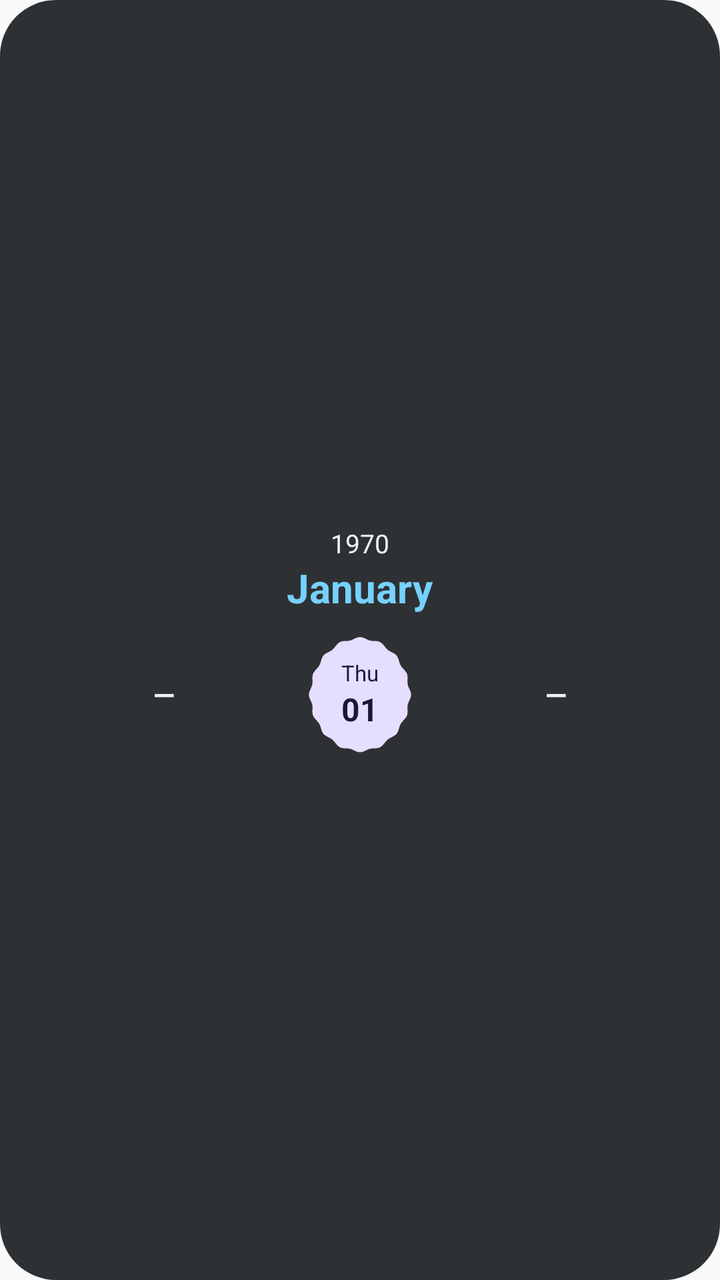
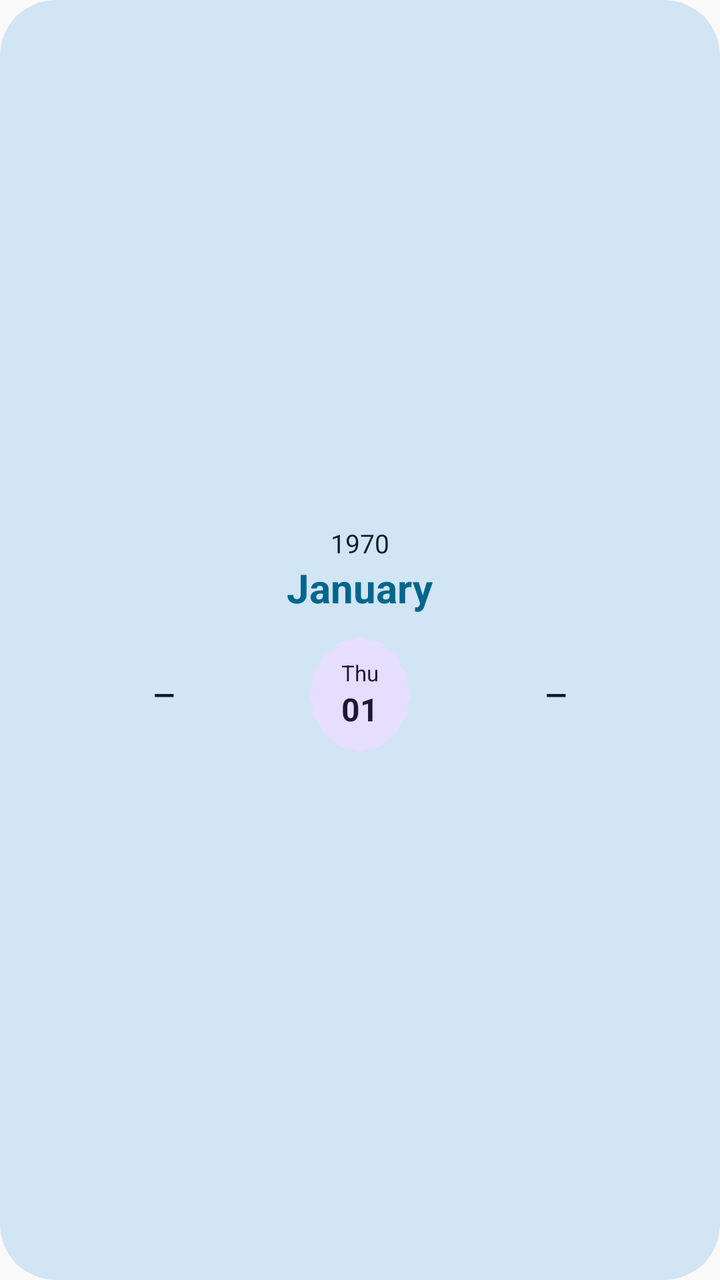

The first picture is an Android layout as it rendered before a commit; the second is the same layout after the commit. The layout source and the unified diff follow.
<!-- AndroidManifest.xml: application theme Theme.MaterialWidgets -->
<!-- res/layout/widget_preview_calendar_card.xml -->
<?xml version="1.0" encoding="utf-8"?>
<FrameLayout xmlns:android="http://schemas.android.com/apk/res/android"
    android:layout_width="match_parent"
    android:layout_height="match_parent">

    <LinearLayout
        android:layout_width="match_parent"
        android:layout_height="match_parent"
        android:background="@drawable/bg_widget_card_28"
        android:backgroundTint="@color/widget_preview_inverse_surface"
        android:gravity="center"
        android:orientation="vertical"
        android:padding="14dp">

        <TextClock
            android:layout_width="wrap_content"
            android:layout_height="wrap_content"
            android:format12Hour="yyyy"
            android:format24Hour="yyyy"
            android:textColor="@color/widget_preview_inverse_on_surface"
            android:textSize="13sp" />

        <TextClock
            android:layout_width="wrap_content"
            android:layout_height="wrap_content"
            android:format12Hour="MMMM"
            android:format24Hour="MMMM"
            android:textColor="@color/widget_preview_inverse_primary"
            android:textSize="20sp"
            android:textStyle="bold" />

        <LinearLayout
            android:layout_width="match_parent"
            android:layout_height="wrap_content"
            android:layout_marginTop="10dp"
            android:gravity="center"
            android:orientation="horizontal">

            <TextView
                android:layout_width="0dp"
                android:layout_height="wrap_content"
                android:layout_weight="1"
                android:gravity="center"
                android:text="—"
                android:textColor="@color/widget_preview_inverse_on_surface"
                android:textSize="14sp"
                android:textStyle="bold" />

            <LinearLayout
                android:layout_width="60dp"
                android:layout_height="60dp"
                android:background="@drawable/bg_scalloped_badge_12"
                android:backgroundTint="@color/widget_preview_tertiary_container"
                android:gravity="center"
                android:orientation="vertical">

                <TextClock
                    android:layout_width="wrap_content"
                    android:layout_height="wrap_content"
                    android:format12Hour="EEE"
                    android:format24Hour="EEE"
                    android:textColor="@color/widget_preview_on_tertiary_container"
                    android:textSize="11sp" />

                <TextClock
                    android:layout_width="wrap_content"
                    android:layout_height="wrap_content"
                    android:format12Hour="dd"
                    android:format24Hour="dd"
                    android:textColor="@color/widget_preview_on_tertiary_container"
                    android:textSize="16sp"
                    android:textStyle="bold" />
            </LinearLayout>

            <TextView
                android:layout_width="0dp"
                android:layout_height="wrap_content"
                android:layout_weight="1"
                android:gravity="center"
                android:text="—"
                android:textColor="@color/widget_preview_inverse_on_surface"
                android:textSize="14sp"
                android:textStyle="bold" />
        </LinearLayout>
    </LinearLayout>
</FrameLayout>
<!-- resources referenced by this layout -->
<resources>
  <color name="widget_preview_inverse_on_surface">#FFEFF1F4</color>
  <color name="widget_preview_inverse_primary">#FF87CFF9</color>
  <color name="widget_preview_inverse_surface">#FF2D3133</color>
  <color name="widget_preview_on_tertiary_container">#FFFFFFFF</color>
  <color name="widget_preview_tertiary_container">#FF885E9A</color>
  <!-- drawable bg_scalloped_badge_12 (drawable) -->
  <?xml version="1.0" encoding="utf-8"?>
  <vector xmlns:android="http://schemas.android.com/apk/res/android"
      android:width="100dp"
      android:height="100dp"
      android:viewportWidth="100"
      android:viewportHeight="100">
      <path
          android:fillColor="@android:color/white"
          android:pathData="M50.0,2.0C52.9,2.0 55.6,4.2 58.3,4.9C61.0,5.6 64.3,4.8 66.8,6.2C69.3,7.6 70.9,10.7 73.1,12.6C75.3,14.5 78.7,15.2 80.5,17.4C82.3,19.6 82.5,23.1 83.9,25.6C85.3,28.1 88.2,30.1 89.2,32.8C90.2,35.5 89.2,38.8 89.8,41.6C90.4,44.4 92.6,47.1 92.6,50.0C92.6,52.9 90.4,55.6 89.8,58.4C89.2,61.2 90.2,64.5 89.2,67.2C88.2,69.9 85.3,71.9 83.9,74.4C82.5,76.9 82.3,80.4 80.5,82.6C78.7,84.8 75.3,85.5 73.1,87.4C70.9,89.3 69.3,92.4 66.8,93.8C64.3,95.2 61.0,94.4 58.3,95.1C55.6,95.8 52.9,98.0 50.0,98.0C47.1,98.0 44.4,95.8 41.7,95.1C39.0,94.4 35.7,95.2 33.2,93.8C30.7,92.4 29.1,89.3 26.9,87.4C24.7,85.5 21.3,84.8 19.5,82.6C17.7,80.4 17.5,76.9 16.1,74.4C14.7,71.9 11.8,69.9 10.8,67.2C9.8,64.5 10.8,61.2 10.2,58.4C9.6,55.6 7.4,52.9 7.4,50.0C7.4,47.1 9.6,44.4 10.2,41.6C10.8,38.8 9.8,35.5 10.8,32.8C11.8,30.1 14.7,28.1 16.1,25.6C17.5,23.1 17.7,19.6 19.5,17.4C21.3,15.2 24.7,14.5 26.9,12.6C29.1,10.7 30.7,7.6 33.2,6.2C35.7,4.8 39.0,5.6 41.7,4.9C44.4,4.2 47.1,2.0 50.0,2.0Z" />
  </vector>
  <!-- drawable bg_widget_card_28 (drawable) -->
  <?xml version="1.0" encoding="utf-8"?>
  <shape xmlns:android="http://schemas.android.com/apk/res/android"
      android:shape="rectangle">
      <solid android:color="@android:color/white" />
      <corners android:radius="28dp" />
  </shape>
  <style name="Theme.MaterialWidgets" parent="android:Theme.Material.Light.NoActionBar" />
</resources>

<!-- the commit's change to res/layout/widget_preview_calendar_card.xml (unified diff, before → after) -->
@@ -7,7 +7,7 @@
         android:layout_width="match_parent"
         android:layout_height="match_parent"
         android:background="@drawable/bg_widget_card_28"
-        android:backgroundTint="@color/widget_preview_inverse_surface"
+        android:backgroundTint="@color/widget_preview_secondary_container"
         android:gravity="center"
         android:orientation="vertical"
         android:padding="14dp">
@@ -17,7 +17,7 @@
             android:layout_height="wrap_content"
             android:format12Hour="yyyy"
             android:format24Hour="yyyy"
-            android:textColor="@color/widget_preview_inverse_on_surface"
+            android:textColor="@color/widget_preview_on_secondary_container"
             android:textSize="13sp" />
 
         <TextClock
@@ -25,7 +25,7 @@
             android:layout_height="wrap_content"
             android:format12Hour="MMMM"
             android:format24Hour="MMMM"
-            android:textColor="@color/widget_preview_inverse_primary"
+            android:textColor="@color/widget_preview_primary"
             android:textSize="20sp"
             android:textStyle="bold" />
 
@@ -42,7 +42,7 @@
                 android:layout_weight="1"
                 android:gravity="center"
                 android:text="—"
-                android:textColor="@color/widget_preview_inverse_on_surface"
+                android:textColor="@color/widget_preview_on_secondary_container"
                 android:textSize="14sp"
                 android:textStyle="bold" />
 
@@ -78,7 +78,7 @@
                 android:layout_weight="1"
                 android:gravity="center"
                 android:text="—"
-                android:textColor="@color/widget_preview_inverse_on_surface"
+                android:textColor="@color/widget_preview_on_secondary_container"
                 android:textSize="14sp"
                 android:textStyle="bold" />
         </LinearLayout>
<!-- resource entries referenced after the edit -->
@@ -1,9 +1,9 @@
 <!-- resources referenced by this layout -->
 <resources>
-  <color name="widget_preview_inverse_on_surface">#FFEFF1F4</color>
-  <color name="widget_preview_inverse_primary">#FF87CFF9</color>
-  <color name="widget_preview_inverse_surface">#FF2D3133</color>
+  <color name="widget_preview_on_secondary_container">#FF344D5C</color>
   <color name="widget_preview_on_tertiary_container">#FFFFFFFF</color>
+  <color name="widget_preview_primary">#FF00506E</color>
+  <color name="widget_preview_secondary_container">#FFCFEAFD</color>
   <color name="widget_preview_tertiary_container">#FF885E9A</color>
   <!-- drawable bg_scalloped_badge_12 (drawable) -->
   <?xml version="1.0" encoding="utf-8"?>
